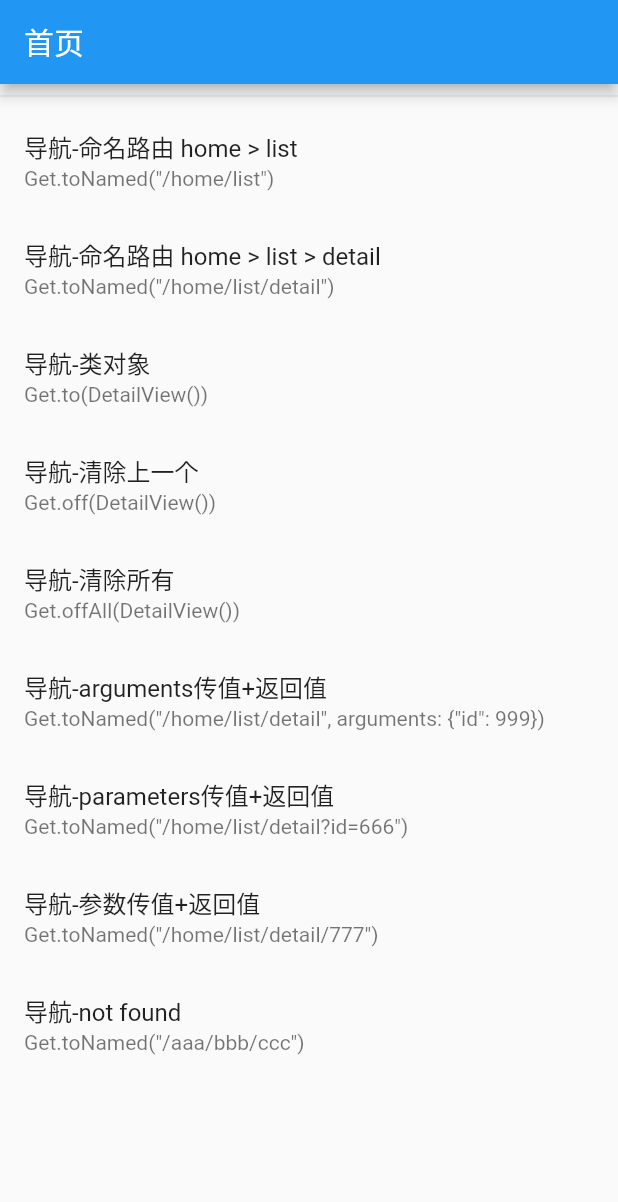
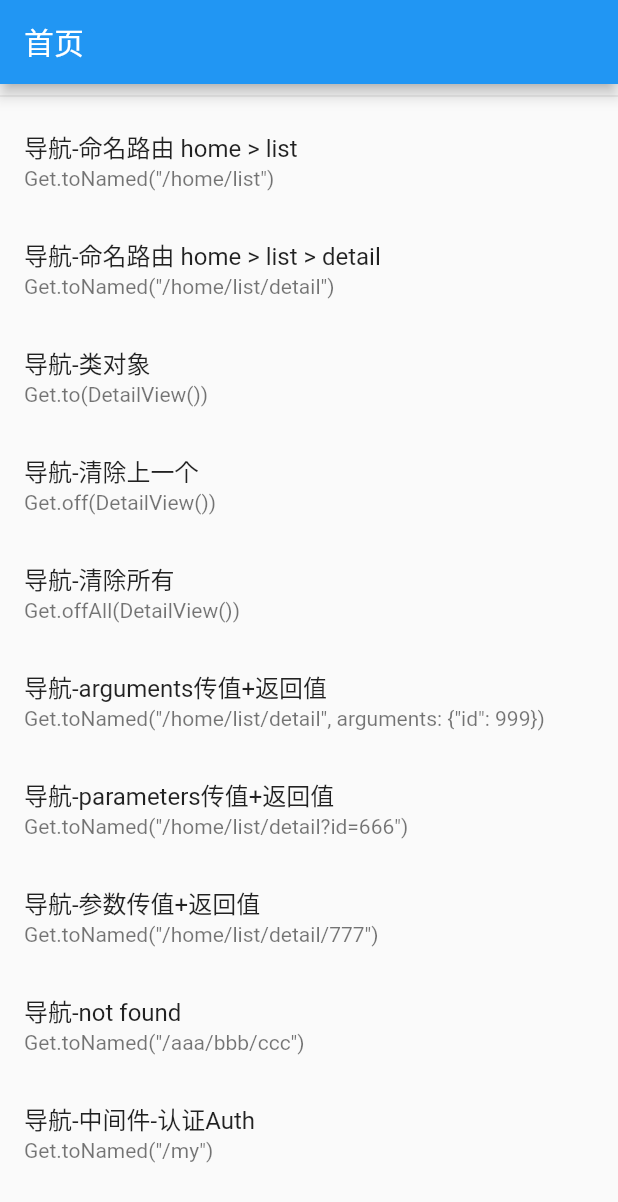
Before and after one commit to sunjinshuai/Flutter_GetX, a Flutter app: the screen it shows after launch, on a phone screen of 412 x 824 dp. Shown: the top 1202 px of the screen. Run offline on Flutter 3.47's test engine with Material 2 defaults, Android fonts, the phone set to English and light mode, and no system bars; our stand-ins replace get.

Commit message:
中间件

```diff
--- /dev/null
+++ b/lib/common/middleware/router_auth.dart
@@ -0,0 +1,18 @@
+import 'package:flutter/material.dart';
+
+import 'package:get/get.dart';
+
+class RouteAuthMiddleware extends GetMiddleware {
+  @override
+  int? priority = 0;
+
+  RouteAuthMiddleware({required this.priority});
+
+  @override
+  RouteSettings? redirect(String? route) {
+    // 加入 AuthService
+    Future.delayed(Duration(seconds: 1), () => Get.snackbar("提示", "请先登录APP"));
+
+    return RouteSettings(name: '/login');
+  }
+}
--- a/lib/common/routes/app_pages.dart
+++ b/lib/common/routes/app_pages.dart
@@ -1,6 +1,9 @@
+import 'package:flutter_app/common/middleware/router_auth.dart';
 import 'package:flutter_app/pages/home/index.dart';
 import 'package:flutter_app/pages/list/index.dart';
 import 'package:flutter_app/pages/list_detail/index.dart';
+import 'package:flutter_app/pages/login/index.dart';
+import 'package:flutter_app/pages/my/index.dart';
 import 'package:flutter_app/pages/notfound/index.dart';
 import 'package:get/get.dart';
 
@@ -10,6 +13,21 @@ class AppPages {
   static const INITIAL = AppRoutes.Home;
 
   static final routes = [
+    // 白名单
+    GetPage(
+      name: AppRoutes.Login,
+      page: () => LoginView(),
+    ),
+
+    // 我的，需要认证
+    GetPage(
+      name: AppRoutes.My,
+      page: () => MyView(),
+      middlewares: [
+        RouteAuthMiddleware(priority: 1),
+      ],
+    ),
+
     GetPage(
       name: AppRoutes.Home,
       page: () => HomeView(),
--- a/lib/common/routes/app_routes.dart
+++ b/lib/common/routes/app_routes.dart
@@ -6,4 +6,6 @@ abstract class AppRoutes {
   static const Detail = '/detail';
   static const Detail_ID = '/detail/:id';
   static const NotFound = '/notfound';
+  static const Login = '/login';
+  static const My = '/my';
 }
--- a/lib/pages/home/index.dart
+++ b/lib/pages/home/index.dart
@@ -1,4 +1,5 @@
 import 'package:flutter/material.dart';
+import 'package:flutter_app/common/routes/app_pages.dart';
 import 'package:flutter_app/pages/list_detail/index.dart';
 import 'package:get/get.dart';
 
@@ -77,6 +78,11 @@ class HomeView extends StatelessWidget {
             subtitle: Text('Get.toNamed("/aaa/bbb/ccc")'),
             onTap: () => Get.toNamed("/aaa/bbb/ccc"),
           ),
+          ListTile(
+            title: Text("导航-中间件-认证Auth"),
+            subtitle: Text('Get.toNamed("/my")'),
+            onTap: () => Get.toNamed('/my'),
+          ),
         ],
       ),
     );
```
Also changed, not shown: lib/pages/login/index.dart (added, +22 -0 lines), lib/pages/my/index.dart (added, +22 -0 lines).
